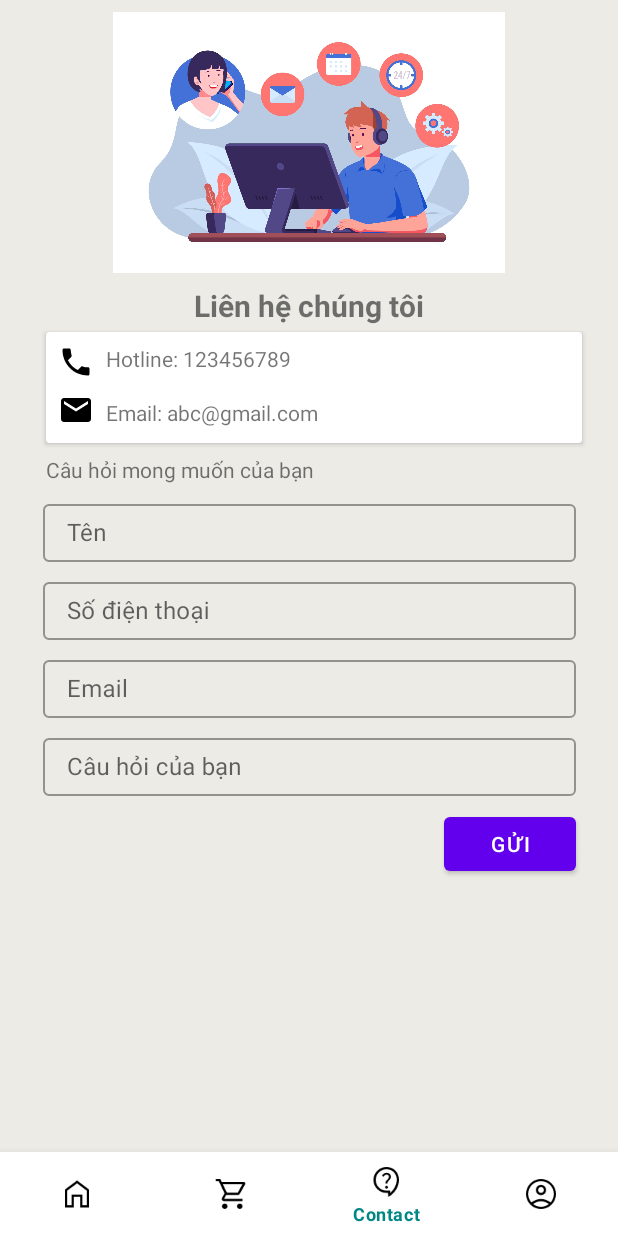
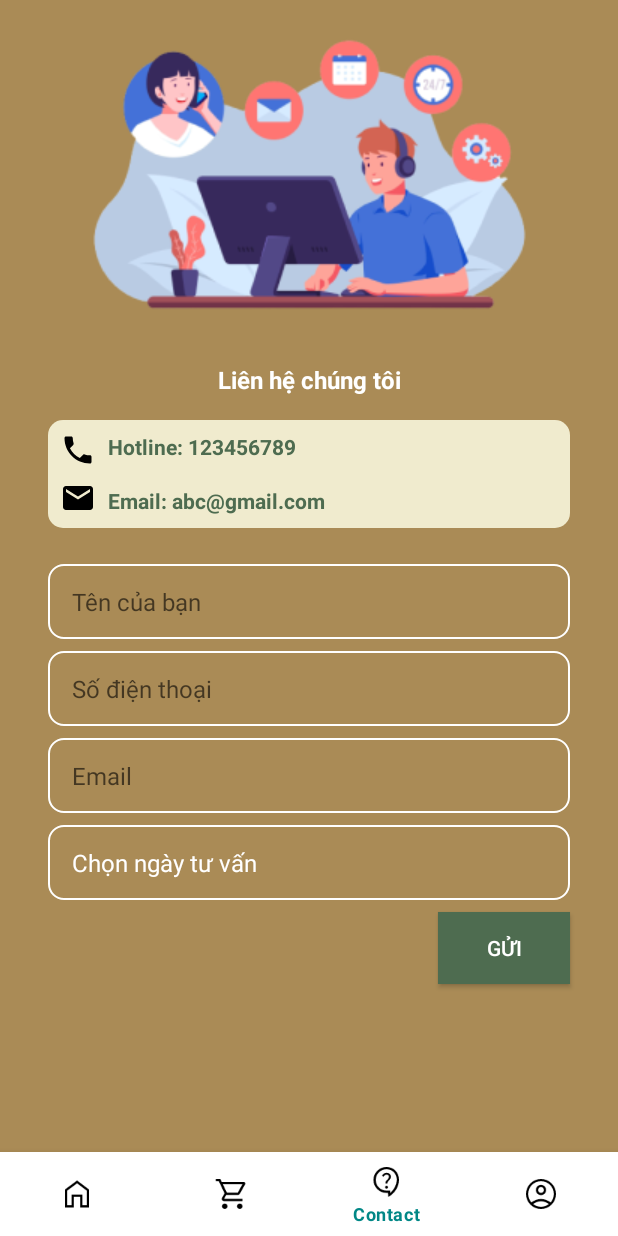
Before and after one commit to lonbgddd/Wedding, an Android app: the screen it shows after launch once a user with an empty profile is signed in (MainActivity), item 3 of the bottom bar chosen, on a phone screen of 412 x 824 dp. Run offline under Robolectric (Android 15) with nearby library versions, the phone set to English and light mode, and no system bars; our stand-ins replace Firebase (no records; nobody signed in at launch, a user with empty details on screens opened directly).

Commit message:
Xml (#5)
* database

* home xml

* home xml

```diff
--- /dev/null
+++ b/app/src/main/res/drawable/bg_edtlienhe.xml
@@ -0,0 +1,8 @@
+<?xml version="1.0" encoding="utf-8"?>
+<shape xmlns:android="http://schemas.android.com/apk/res/android">
+<size android:width="300dp"
+    android:height="50dp"/>
+    <corners android:radius="10dp"/>
+    <stroke android:width="1dp"
+        android:color="@color/white"/>
+</shape>
--- /dev/null
+++ b/app/src/main/res/drawable/bg_lienhe.xml
@@ -0,0 +1,7 @@
+<?xml version="1.0" encoding="utf-8"?>
+<shape xmlns:android="http://schemas.android.com/apk/res/android">
+<solid android:color="#F0EBCE"/>
+    <size android:width="324dp"
+        android:height="80dp"/>
+    <corners android:radius="10dp"/>
+</shape>
--- a/app/src/main/res/drawable/light_bg2.xml
+++ b/app/src/main/res/drawable/light_bg2.xml
@@ -2,8 +2,9 @@
 <selector xmlns:android="http://schemas.android.com/apk/res/android">
     <item>
         <shape android:shape="rectangle">
-            <solid android:color="#ffffff"/>
-            <corners android:radius="20dp"/>
+            <solid android:color="#4E6C50" />
+            <corners android:radius="20dp" />
+            <size android:width="70dp" android:height="80dp" />
         </shape>
     </item>
 </selector>
--- a/app/src/main/res/layout/fragment_contact.xml
+++ b/app/src/main/res/layout/fragment_contact.xml
@@ -1,13 +1,10 @@
 <?xml version="1.0" encoding="utf-8"?>
 <FrameLayout xmlns:android="http://schemas.android.com/apk/res/android"
+    xmlns:app="http://schemas.android.com/apk/res-auto"
     xmlns:tools="http://schemas.android.com/tools"
     android:layout_width="match_parent"
     android:layout_height="match_parent"
-    xmlns:app="http://schemas.android.com/apk/res-auto"
-    tools:context=".fragmentPage.ContactFragment">
-
-    <!-- TODO: Update blank fragment layout -->
-
+    android:background="#AA8B56">
 
     <androidx.constraintlayout.widget.ConstraintLayout
         android:layout_width="match_parent"
@@ -16,13 +13,12 @@
 
         <ImageView
             android:id="@+id/imageView"
-            android:layout_width="332dp"
-            android:layout_height="174dp"
-            android:layout_marginTop="8dp"
+            android:layout_width="wrap_content"
+            android:layout_height="wrap_content"
             app:layout_constraintEnd_toEndOf="parent"
             app:layout_constraintStart_toStartOf="parent"
             app:layout_constraintTop_toTopOf="parent"
-            app:srcCompat="@drawable/lienhe" />
+            app:srcCompat="@drawable/img_lienhe" />
 
         <TextView
             android:id="@+id/textView7"
@@ -30,27 +26,21 @@
             android:layout_height="wrap_content"
             android:layout_marginTop="8dp"
             android:text="Liên hệ chúng tôi"
-            android:textSize="20sp"
+            android:textColor="@color/white"
+            android:textSize="16dp"
             android:textStyle="bold"
             app:layout_constraintEnd_toEndOf="parent"
             app:layout_constraintStart_toStartOf="parent"
             app:layout_constraintTop_toBottomOf="@+id/imageView" />
 
-        <androidx.cardview.widget.CardView
-            android:id="@+id/cardView"
-            android:layout_width="357dp"
-            android:layout_height="74dp"
-            android:layout_marginStart="24dp"
-            android:layout_marginTop="4dp"
-            android:layout_marginEnd="24dp"
-            app:layout_constraintEnd_toEndOf="parent"
-            app:layout_constraintHorizontal_bias="1.0"
-            app:layout_constraintStart_toStartOf="parent"
-            app:layout_constraintTop_toBottomOf="@+id/textView7">
-
             <androidx.constraintlayout.widget.ConstraintLayout
+                android:id="@+id/constraintLayout"
                 android:layout_width="match_parent"
-                android:layout_height="match_parent">
+                android:layout_marginTop="16dp"
+                android:layout_marginHorizontal="32dp"
+                android:layout_height="wrap_content"
+                app:layout_constraintTop_toBottomOf="@+id/textView7"
+                android:background="@drawable/bg_lienhe">
 
                 <ImageView
                     android:id="@+id/imageView6"
@@ -68,30 +58,37 @@
                     android:layout_height="wrap_content"
                     android:layout_marginStart="8dp"
                     android:layout_marginTop="8dp"
+                    app:layout_constraintBottom_toBottomOf="parent"
+                    android:layout_marginBottom="8dp"
                     app:layout_constraintStart_toStartOf="parent"
                     app:layout_constraintTop_toBottomOf="@+id/imageView6"
                     app:srcCompat="@drawable/ic_baseline_email_24" />
 
                 <TextView
                     android:id="@+id/textView11"
-                    android:layout_width="200dp"
-                    android:layout_height="27dp"
+                    android:layout_width="wrap_content"
+                    android:layout_height="wrap_content"
                     android:layout_marginStart="8dp"
                     android:text="Hotline: 123456789"
+                    android:textColor="#4E6C50"
+                    android:textSize="14dp"
+                    android:textStyle="bold"
                     app:layout_constraintStart_toEndOf="@+id/imageView6"
                     app:layout_constraintTop_toTopOf="@+id/imageView6" />
 
                 <TextView
                     android:id="@+id/textView12"
-                    android:layout_width="200dp"
-                    android:layout_height="25dp"
+                    android:layout_width="wrap_content"
+                    android:layout_height="wrap_content"
                     android:layout_marginStart="8dp"
                     android:layout_marginTop="12dp"
                     android:text="Email: abc@gmail.com"
+                    android:textColor="#4E6C50"
+                    android:textSize="14dp"
+                    android:textStyle="bold"
                     app:layout_constraintStart_toEndOf="@+id/imageView7"
                     app:layout_constraintTop_toBottomOf="@+id/imageView6" />
             </androidx.constraintlayout.widget.ConstraintLayout>
-        </androidx.cardview.widget.CardView>
 
         <TextView
             android:id="@+id/textView14"
@@ -99,86 +96,80 @@
             android:layout_height="wrap_content"
             android:layout_marginTop="8dp"
             android:text="Câu hỏi mong muốn của bạn"
-            app:layout_constraintStart_toStartOf="@+id/cardView"
-            app:layout_constraintTop_toBottomOf="@+id/cardView" />
+            android:visibility="gone"
+            app:layout_constraintStart_toStartOf="@+id/constraintLayout"
+            app:layout_constraintTop_toBottomOf="@+id/constraintLayout" />
 
-        <com.google.android.material.textfield.TextInputLayout
-            android:id="@+id/textInputLayout4"
-            style="@style/Widget.MaterialComponents.TextInputLayout.OutlinedBox"
-            android:layout_width="355dp"
-            android:layout_height="44dp"
-            android:layout_marginTop="8dp"
+        <EditText
+            android:id="@+id/edt_name"
+            android:layout_width="match_parent"
+            android:layout_height="wrap_content"
+            android:layout_marginHorizontal="32dp"
+            android:layout_marginTop="24dp"
+            android:hint="Tên của bạn"
+            android:textColor="@color/white"
+            android:textSize="16dp"
+            android:paddingStart="16dp"
+            android:background="@drawable/bg_edtlienhe"
             app:layout_constraintEnd_toEndOf="parent"
             app:layout_constraintStart_toStartOf="parent"
-            app:layout_constraintTop_toBottomOf="@+id/textView14">
+            app:layout_constraintTop_toBottomOf="@+id/textView14"/>
 
-            <com.google.android.material.textfield.TextInputEditText
-                android:id="@+id/edtName"
-                android:layout_width="match_parent"
-                android:layout_height="wrap_content"
-                android:hint="Tên"
-                tools:ignore="TouchTargetSizeCheck" />
-        </com.google.android.material.textfield.TextInputLayout>
+        <EditText
+            android:id="@+id/edt_sdt"
+            android:layout_width="match_parent"
+            android:layout_height="wrap_content"
+            android:layout_marginHorizontal="32dp"
+            android:layout_marginTop="8dp"
+            android:hint="Số điện thoại"
+            android:textColor="@color/white"
+            android:textSize="16dp"
+            android:paddingStart="16dp"
+            android:background="@drawable/bg_edtlienhe"
+            app:layout_constraintEnd_toEndOf="parent"
+            app:layout_constraintStart_toStartOf="parent"
+            app:layout_constraintTop_toBottomOf="@+id/edt_name"/>
 
-        <com.google.android.material.textfield.TextInputLayout
-            android:id="@+id/textInputLayout5"
-            style="@style/Widget.MaterialComponents.TextInputLayout.OutlinedBox"
-            android:layout_width="355dp"
-            android:layout_height="44dp"
+        <EditText
+            android:id="@+id/edt_email"
+            android:layout_width="match_parent"
+            android:layout_height="wrap_content"
+            android:layout_marginHorizontal="32dp"
             android:layout_marginTop="8dp"
-            app:layout_constraintStart_toStartOf="@+id/textInputLayout4"
-            app:layout_constraintTop_toBottomOf="@+id/textInputLayout4">
+            android:hint="Email"
+            android:textColor="@color/white"
+            android:textSize="16dp"
+            android:paddingStart="16dp"
+            android:background="@drawable/bg_edtlienhe"
+            app:layout_constraintEnd_toEndOf="parent"
+            app:layout_constraintStart_toStartOf="parent"
+            app:layout_constraintTop_toBottomOf="@+id/edt_sdt"/>
 
-            <com.google.android.material.textfield.TextInputEditText
-                android:id="@+id/edtPhone"
-                android:layout_width="match_parent"
-                android:layout_height="wrap_content"
-                android:hint="Số điện thoại"
-                tools:ignore="TouchTargetSizeCheck" />
-        </com.google.android.material.textfield.TextInputLayout>
+        <EditText
+            android:id="@+id/edt_tuvan"
+            android:layout_width="match_parent"
+            android:layout_height="wrap_content"
+            android:layout_marginHorizontal="32dp"
+            android:layout_marginTop="8dp"
+            android:text="Chọn ngày tư vấn"
+            android:textColor="@color/white"
+            android:textSize="16dp"
+            android:paddingStart="16dp"
+            android:background="@drawable/bg_edtlienhe"
+            app:layout_constraintEnd_toEndOf="parent"
+            app:layout_constraintStart_toStartOf="parent"
+            app:layout_constraintTop_toBottomOf="@+id/edt_email"/>
 
-        <com.google.android.material.textfield.TextInputLayout
-            android:id="@+id/textInputLayout6"
-            style="@style/Widget.MaterialComponents.TextInputLayout.OutlinedBox"
-            android:layout_width="355dp"
-            android:layout_height="44dp"
-            android:layout_marginTop="8dp"
-            app:layout_constraintStart_toStartOf="@+id/textInputLayout5"
-            app:layout_constraintTop_toBottomOf="@+id/textInputLayout5">
-
-            <com.google.android.material.textfield.TextInputEditText
-                android:id="@+id/edtEmail"
-                android:layout_width="match_parent"
-                android:layout_height="wrap_content"
-                android:hint="Email"
-                tools:ignore="TouchTargetSizeCheck" />
-        </com.google.android.material.textfield.TextInputLayout>
-
-        <com.google.android.material.textfield.TextInputLayout
-            android:id="@+id/textInputLayou7"
-            style="@style/Widget.MaterialComponents.TextInputLayout.OutlinedBox"
-            android:layout_width="355dp"
-            android:layout_height="44dp"
-            android:layout_marginTop="8dp"
-            app:layout_constraintStart_toStartOf="@+id/textInputLayout6"
-            app:layout_constraintTop_toBottomOf="@+id/textInputLayout6">
-
-            <com.google.android.material.textfield.TextInputEditText
-                android:id="@+id/edtQuestion"
-                android:layout_width="match_parent"
-                android:layout_height="wrap_content"
-                android:hint="Câu hỏi của bạn"
-                tools:ignore="TouchTargetSizeCheck" />
-        </com.google.android.material.textfield.TextInputLayout>
-
-        <Button
+        <androidx.appcompat.widget.AppCompatButton
             android:id="@+id/btnSubmit"
             android:layout_width="wrap_content"
             android:layout_height="wrap_content"
             android:layout_marginTop="8dp"
+            android:textColor="@color/white"
             android:text="Gửi"
-            app:layout_constraintEnd_toEndOf="@+id/textInputLayou7"
-            app:layout_constraintTop_toBottomOf="@+id/textInputLayou7" />
+            android:background="#4E6C50"
+            app:layout_constraintEnd_toEndOf="@+id/edt_tuvan"
+            app:layout_constraintTop_toBottomOf="@+id/edt_tuvan" />
     </androidx.constraintlayout.widget.ConstraintLayout>
 
 </FrameLayout>
```
Also changed, not shown: app/src/main/res/drawable/bg_imguser.xml (added, +7 -0 lines), app/src/main/res/layout/fragment_nguoidung.xml (added, +87 -0 lines), app/src/main/res/layout/fragment_thietlaptiec.xml (added, +32 -0 lines), app/src/main/res/drawable-xhdpi/lienhe.jpg (deleted), app/src/main/res/drawable/img_bguser.png (added), app/src/main/res/drawable/img_check.png (added), app/src/main/res/drawable/img_lienhe.png (added), app/src/main/res/drawable/img_out.png (added).
